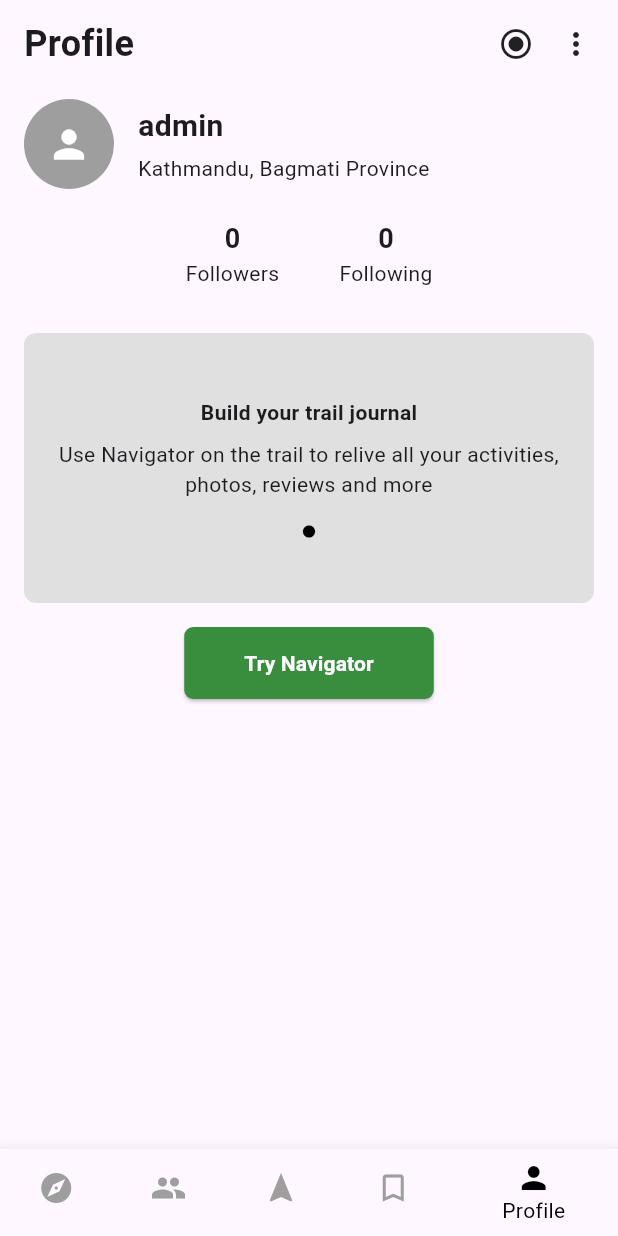
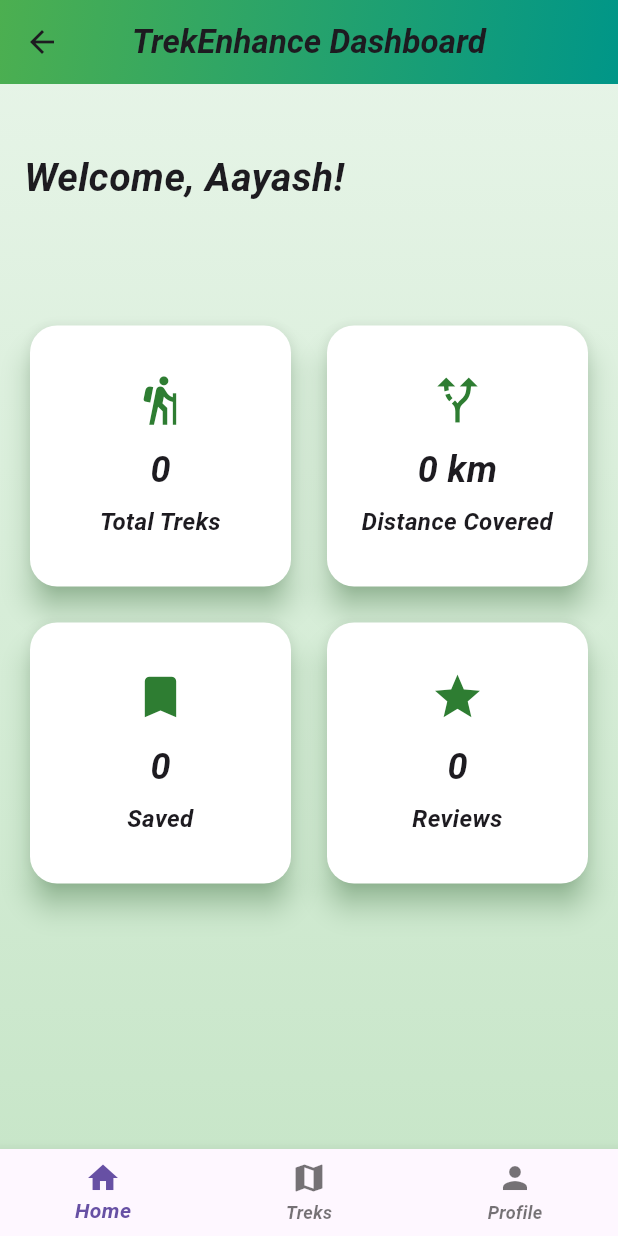
Before and after one commit to aayash0101/TrekEnhance, a Flutter app: the Dashboard screen opened directly, on a phone screen of 412 x 824 dp. Run offline on Flutter 3.47's test engine with Material 3 defaults, Android fonts, the phone set to English and light mode, and no system bars; Roboto replaces fonts that are missing (Montserrat).

Commit message:
Sprint 2

```diff
--- a/lib/app.dart
+++ b/lib/app.dart
@@ -1,4 +1,5 @@
 import 'package:flutter/material.dart';
+import 'package:flutter_application_trek_e/view/dashboard.dart';
 import 'package:flutter_application_trek_e/view/splashscereen.dart';
 
 class App extends StatelessWidget {
@@ -6,6 +7,6 @@
 
   @override
   Widget build(BuildContext context) {
-    return MaterialApp(home:Splashscereen());
+    return MaterialApp(home:Dashboard());
   }
 }
--- a/lib/view/dashboard.dart
+++ b/lib/view/dashboard.dart
@@ -1,168 +1,189 @@
 import 'package:flutter/material.dart';
+import 'package:flutter_application_trek_e/view/profile.dart';
 
-class Dashboard extends StatelessWidget {
+class Dashboard extends StatefulWidget {
   const Dashboard({super.key});
+
+  @override
+  State<Dashboard> createState() => _DashboardState();
+}
+
+class _DashboardState extends State<Dashboard> {
+  int _selectedIndex = 0;
+
+  void _onItemTapped(int index) {
+    if (index == 2) {
+      Navigator.push(
+        context,
+        MaterialPageRoute(builder: (context) => const Profile()),
+      );
+    } else {
+      setState(() {
+        _selectedIndex = index;
+      });
+    }
+  }
 
   @override
   Widget build(BuildContext context) {
     return Scaffold(
+      extendBodyBehindAppBar: true,
+      appBar: AppBar(
+        title: const Text(
+          'TrekEnhance Dashboard',
+          style: TextStyle(
+            fontFamily: 'Montserrat',
+            fontWeight: FontWeight.bold,
+            fontStyle: FontStyle.italic,
+          ),
+        ),
+        centerTitle: true,
+        flexibleSpace: Container(
+          decoration: const BoxDecoration(
+            gradient: LinearGradient(
+              colors: [Colors.green, Colors.teal],
+              begin: Alignment.topLeft,
+              end: Alignment.bottomRight,
+            ),
+          ),
+        ),
+        elevation: 0,
+      ),
+      body: Container(
+        decoration: const BoxDecoration(
+          gradient: LinearGradient(
+            colors: [Color(0xFFE8F5E9), Color(0xFFC8E6C9)],
+            begin: Alignment.topCenter,
+            end: Alignment.bottomCenter,
+          ),
+        ),
+        padding: const EdgeInsets.fromLTRB(16, 100, 16, 16),
+        child: Column(
+          crossAxisAlignment: CrossAxisAlignment.start,
+          children: [
+            const Text(
+              'Welcome, Aayash!',
+              style: TextStyle(
+                fontSize: 26,
+                fontWeight: FontWeight.bold,
+                fontStyle: FontStyle.italic,
+                fontFamily: 'Montserrat',
+              ),
+            ),
+            const SizedBox(height: 20),
+            Expanded(
+              child: GridView.count(
+                crossAxisCount: 2,
+                crossAxisSpacing: 16,
+                mainAxisSpacing: 16,
+                children: const [
+                  StatCard(
+                    title: 'Total Treks',
+                    value: '0',
+                    icon: Icons.hiking,
+                  ),
+                  StatCard(
+                    title: 'Distance Covered',
+                    value: '0 km',
+                    icon: Icons.alt_route,
+                  ),
+                  StatCard(
+                    title: 'Saved',
+                    value: '0',
+                    icon: Icons.bookmark,
+                  ),
+                  StatCard(
+                    title: 'Reviews',
+                    value: '0',
+                    icon: Icons.star,
+                  ),
+                ],
+              ),
+            ),
+          ],
+        ),
+      ),
       bottomNavigationBar: BottomNavigationBar(
-        selectedItemColor: Colors.black,
-        unselectedItemColor: Colors.grey,
-        currentIndex: 4,
+        currentIndex: _selectedIndex,
+        onTap: _onItemTapped,
         items: const [
           BottomNavigationBarItem(
-            icon: Icon(Icons.explore),
-            label: 'Explore',
+            icon: Icon(Icons.home),
+            label: 'Home',
           ),
           BottomNavigationBarItem(
-            icon: Icon(Icons.group),
-            label: 'Community',
-          ),
-          BottomNavigationBarItem(
-            icon: Icon(Icons.navigation),
-            label: 'Navigator',
-          ),
-          BottomNavigationBarItem(
-            icon: Icon(Icons.bookmark_border),
-            label: 'Saved',
+            icon: Icon(Icons.map),
+            label: 'Treks',
           ),
           BottomNavigationBarItem(
             icon: Icon(Icons.person),
             label: 'Profile',
           ),
         ],
-      ),
-      body: SafeArea(
-        child: Padding(
-          padding: const EdgeInsets.symmetric(horizontal: 16.0, vertical: 12),
-          child: Column(
-            crossAxisAlignment: CrossAxisAlignment.start,
-            children: [
-              // Top Bar
-              Row(
-                mainAxisAlignment: MainAxisAlignment.spaceBetween,
-                children: [
-                  const Text(
-                    'Profile',
-                    style: TextStyle(fontSize: 24, fontWeight: FontWeight.bold),
-                  ),
-                  Row(
-                    children: const [
-                      Icon(Icons.radio_button_checked_outlined),
-                      SizedBox(width: 16),
-                      Icon(Icons.more_vert),
-                    ],
-                  ),
-                ],
-              ),
-              const SizedBox(height: 20),
-
-              // Profile Picture and Name
-              Row(
-                children: [
-                  const CircleAvatar(
-                    radius: 30,
-                    backgroundColor: Colors.grey,
-                    child: Icon(Icons.person, size: 30, color: Colors.white),
-                  ),
-                  const SizedBox(width: 16),
-                  Column(
-                    crossAxisAlignment: CrossAxisAlignment.start,
-                    children: const [
-                      Text(
-                        'admin',
-                        style: TextStyle(fontSize: 20, fontWeight: FontWeight.bold),
-                      ),
-                      SizedBox(height: 4),
-                      Text('Kathmandu, Bagmati Province'),
-                    ],
-                  ),
-                ],
-              ),
-
-              const SizedBox(height: 20),
-
-              // Followers and Following
-              Row(
-                mainAxisAlignment: MainAxisAlignment.center,
-                children: const [
-                  Column(
-                    children: [
-                      Text(
-                        '0',
-                        style: TextStyle(fontSize: 18, fontWeight: FontWeight.bold),
-                      ),
-                      Text('Followers'),
-                    ],
-                  ),
-                  SizedBox(width: 40),
-                  Column(
-                    children: [
-                      Text(
-                        '0',
-                        style: TextStyle(fontSize: 18, fontWeight: FontWeight.bold),
-                      ),
-                      Text('Following'),
-                    ],
-                  ),
-                ],
-              ),
-
-              const SizedBox(height: 30),
-
-              // Trail Journal Box
-              Container(
-                width: double.infinity,
-                height: 180,
-                decoration: BoxDecoration(
-                  color: Colors.grey.shade300,
-                  borderRadius: BorderRadius.circular(8),
-                ),
-                child: const Padding(
-                  padding: EdgeInsets.all(16.0),
-                  child: Column(
-                    mainAxisAlignment: MainAxisAlignment.center,
-                    children: [
-                      Text(
-                        'Build your trail journal',
-                        style: TextStyle(fontWeight: FontWeight.bold),
-                      ),
-                      SizedBox(height: 8),
-                      Text(
-                        'Use Navigator on the trail to relive all your activities,\nphotos, reviews and more',
-                        textAlign: TextAlign.center,
-                      ),
-                      SizedBox(height: 16),
-                      Icon(Icons.circle, size: 10, color: Colors.black),
-                    ],
-                  ),
-                ),
-              ),
-
-              const SizedBox(height: 16),
-
-              // Try Navigator Button
-              Center(
-                child: ElevatedButton(
-                  onPressed: () {},
-                  style: ElevatedButton.styleFrom(
-                    backgroundColor: Colors.green[700],
-                    padding: const EdgeInsets.symmetric(horizontal: 40, vertical: 14),
-                    shape: RoundedRectangleBorder(
-                      borderRadius: BorderRadius.circular(6),
-                    ),
-                  ),
-                  child: const Text(
-                    'Try Navigator',
-                    style: TextStyle(color: Colors.white, fontWeight: FontWeight.bold),
-                  ),
-                ),
-              ),
-            ],
-          ),
+        selectedLabelStyle: const TextStyle(
+          fontFamily: 'Montserrat',
+          fontWeight: FontWeight.bold,
+          fontStyle: FontStyle.italic,
+        ),
+        unselectedLabelStyle: const TextStyle(
+          fontFamily: 'Montserrat',
+          fontWeight: FontWeight.bold,
+          fontStyle: FontStyle.italic,
         ),
       ),
     );
   }
 }
+
+class StatCard extends StatelessWidget {
+  final String title;
+  final String value;
+  final IconData icon;
+
+  const StatCard({
+    required this.title,
+    required this.value,
+    required this.icon,
+    super.key,
+  });
+
+  @override
+  Widget build(BuildContext context) {
+    return Card(
+      elevation: 8,
+      shape: RoundedRectangleBorder(borderRadius: BorderRadius.circular(18)),
+      shadowColor: Colors.green.shade300,
+      color: Colors.white,
+      child: Padding(
+        padding: const EdgeInsets.all(16),
+        child: Column(
+          mainAxisAlignment: MainAxisAlignment.center,
+          children: [
+            Icon(icon, size: 36, color: Colors.green.shade800),
+            const SizedBox(height: 12),
+            Text(
+              value,
+              style: const TextStyle(
+                fontSize: 24,
+                fontWeight: FontWeight.bold,
+                fontStyle: FontStyle.italic,
+                fontFamily: 'Montserrat',
+              ),
+            ),
+            const SizedBox(height: 6),
+            Text(
+              title,
+              style: const TextStyle(
+                fontSize: 16,
+                fontWeight: FontWeight.bold,
+                fontStyle: FontStyle.italic,
+                fontFamily: 'Montserrat',
+              ),
+              textAlign: TextAlign.center,
+            ),
+          ],
+        ),
+      ),
+    );
+  }
+}
--- a/lib/view/splashscereen.dart
+++ b/lib/view/splashscereen.dart
@@ -47,7 +47,7 @@
           child: SizedBox(
             height: 200,
             width: 200,
-            child: Image.asset('lib/view/assets/images/ab.png'),
+            child: Image.asset('assets/images/ab.png'),
           ),
         ),
       ),
```
Also changed, not shown: lib/view/profile.dart (added, +185 -0 lines), pubspec.yaml (+5 -5 lines), assets/fonts/Montserrat-BoldItalic.ttf (added), assets/images/ab.png (renamed from lib/view/assets/images/ab.png).
